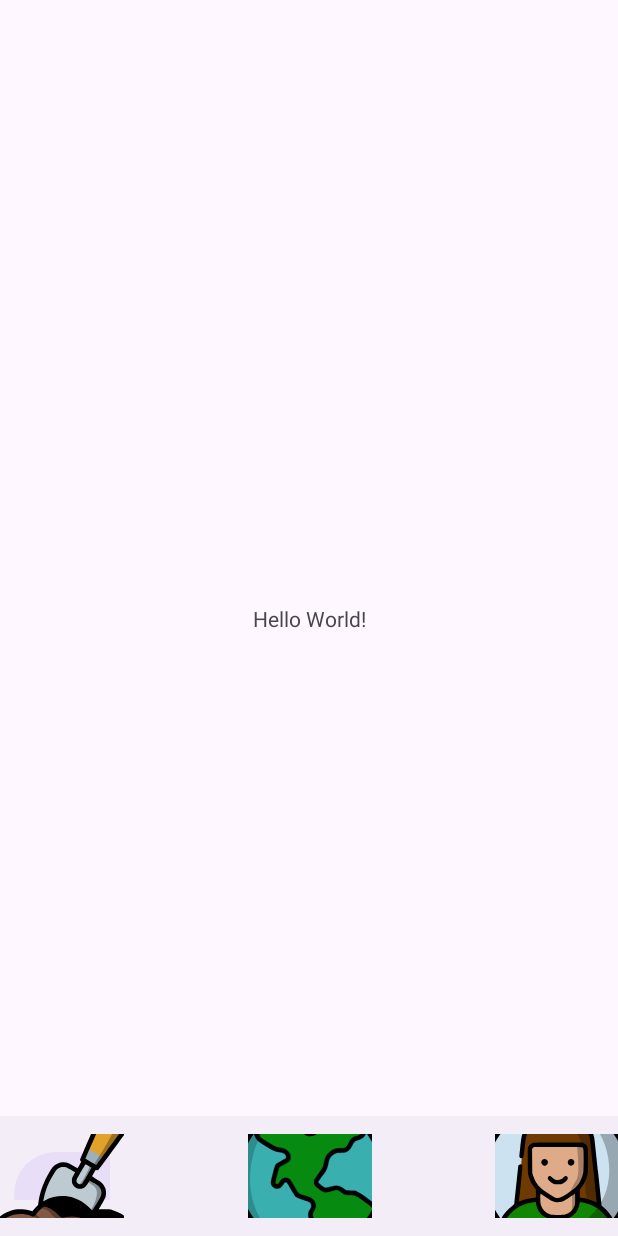
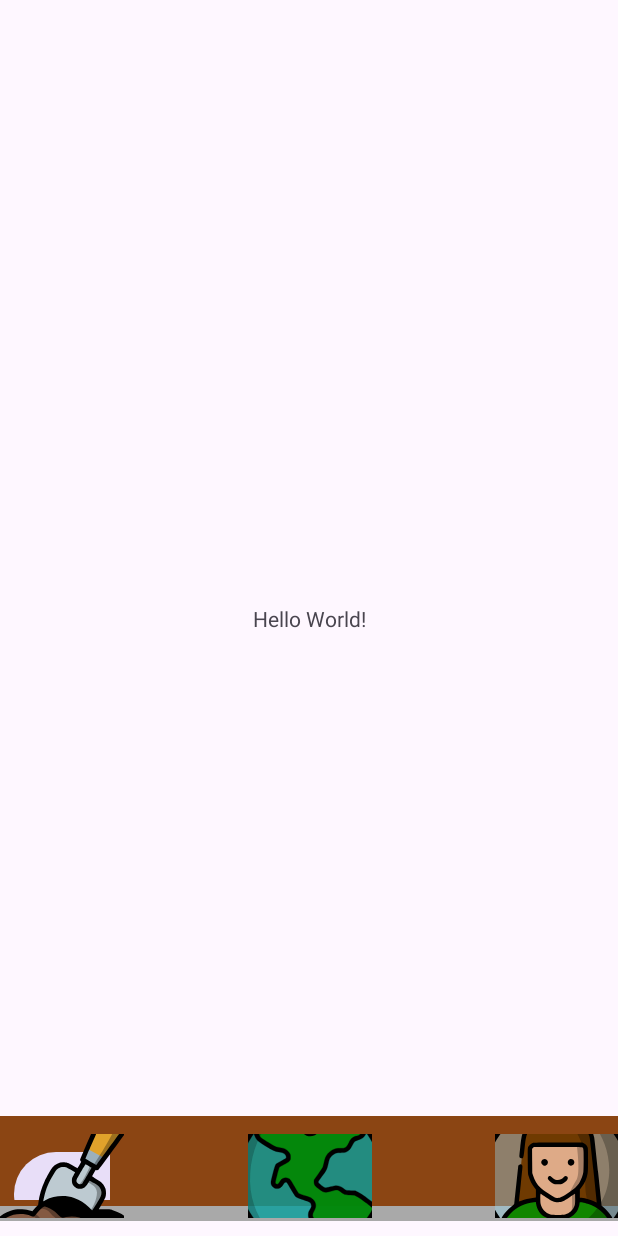
Before and after one commit to SamuelFerragne/JardinUrbain, an Android app: the screen it shows after launch (MainActivity), on a phone screen of 412 x 824 dp. Run offline under Robolectric (Android 15) with nearby library versions, the phone set to English and light mode, and no system bars.

Commit message:
couleurs de la barre de tâches

```diff
--- /dev/null
+++ b/app/src/main/res/drawable/earth_planting_background.xml
@@ -0,0 +1,17 @@
+<!-- res/drawable/bg_earth_layers.xml -->
+<layer-list xmlns:android="http://schemas.android.com/apk/res/android">
+
+    <!-- Couche de fond avec un dégradé de couleurs pour le fondu -->
+
+
+    <!-- Ajoutez ici autant de couches que nécessaire pour représenter les différentes strates de la terre -->
+    <!-- Par exemple, une couche pour la roche, une pour le sol, etc. -->
+    <item
+        android:bottom="10dp"
+        android:drawable="@color/rockColor" />
+    <item
+        android:bottom="20dp"
+        android:drawable="@color/soilColor" />
+
+    <!-- Vous pouvez ajouter plus de couches selon votre design -->
+</layer-list>
--- a/app/src/main/res/layout/bottom_navigation.xml
+++ b/app/src/main/res/layout/bottom_navigation.xml
@@ -6,4 +6,5 @@
     android:layout_width="match_parent"
     android:layout_height="wrap_content"
     android:layout_gravity="bottom"
+    android:background="@drawable/earth_planting_background"
     app:menu="@menu/bottom_nav_menu" />
--- a/app/src/main/res/values/colors.xml
+++ b/app/src/main/res/values/colors.xml
@@ -2,4 +2,8 @@
 <resources>
     <color name="black">#FF000000</color>
     <color name="white">#FFFFFFFF</color>
+    <color name="earthStartColor">#8B4513</color> <!-- Couleur de départ pour le dégradé -->
+    <color name="earthEndColor">#D2B48C</color>   <!-- Couleur de fin pour le dégradé -->
+    <color name="rockColor">#A9A9A9</color>        <!-- Couleur de la roche -->
+    <color name="soilColor">#8B4513</color>
 </resources>
```
